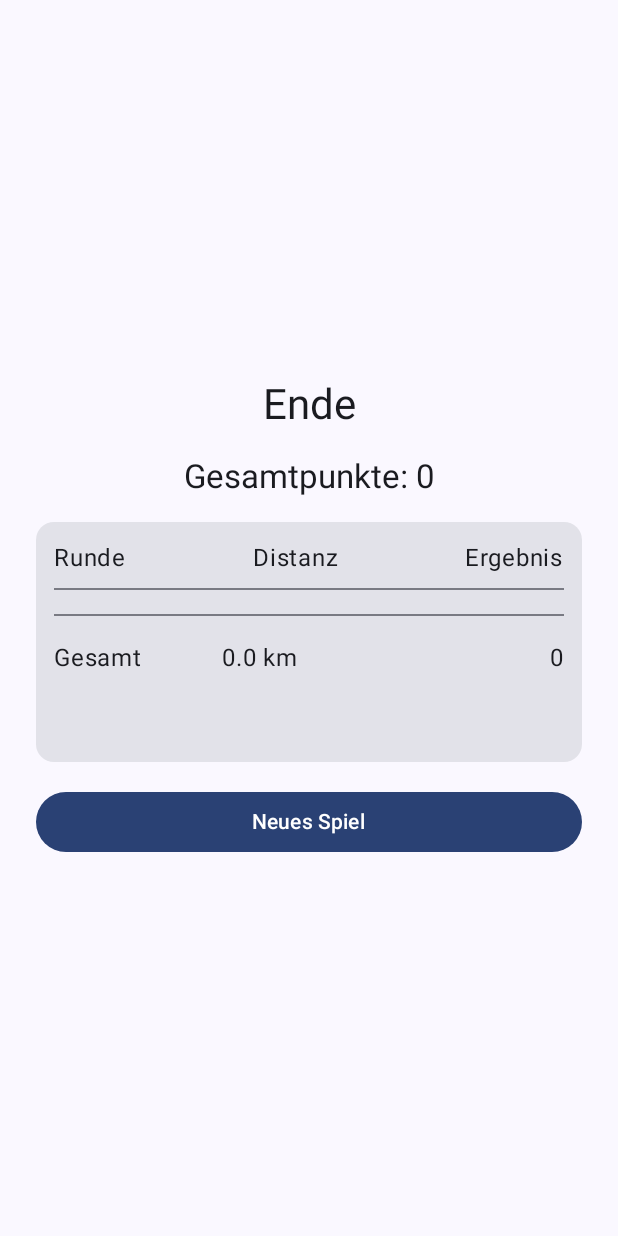
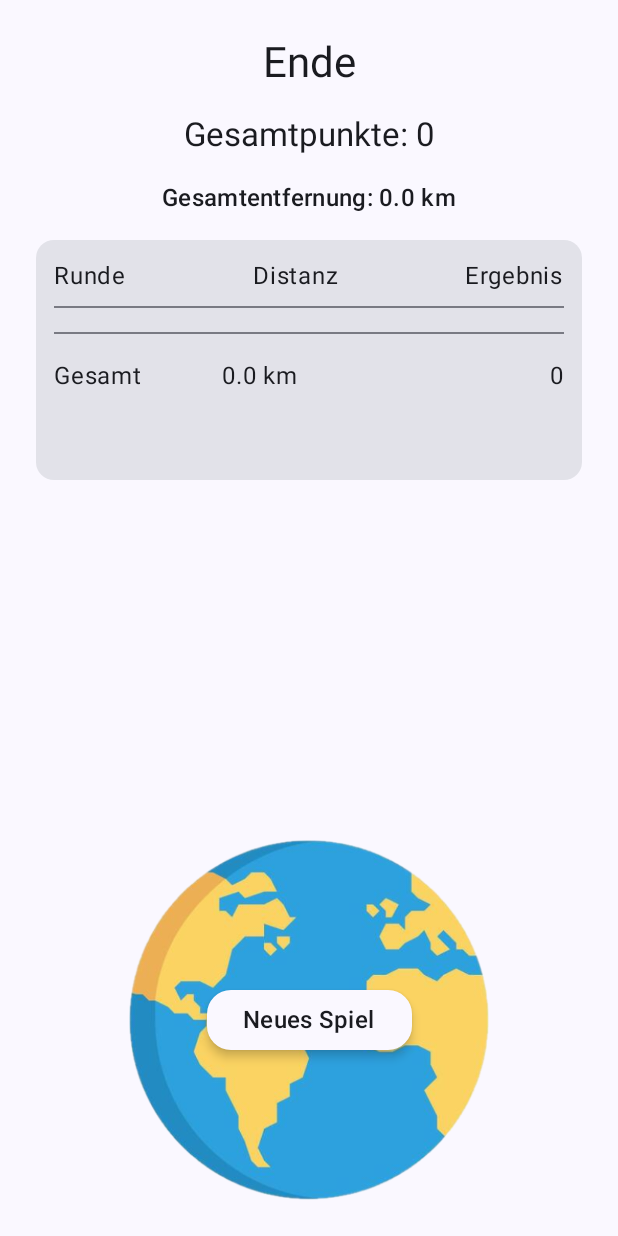
Before and after one commit to limploui/GeoGuessr, an Android app built with Jetpack Compose: the EndScreen screen opened through its navigation route, on a phone screen of 412 x 824 dp. Run offline under Robolectric (Android 15) with nearby library versions, the phone set to English and light mode, and no system bars; our stand-ins replace livedata-compose.

Commit message:
UI Enscreen, Setup und Start

```diff
--- a/app/src/main/java/com/example/geoguessr/ui/screens/EndScreen.kt
+++ b/app/src/main/java/com/example/geoguessr/ui/screens/EndScreen.kt
@@ -10,6 +10,14 @@ import androidx.compose.ui.Alignment
 import androidx.compose.ui.Modifier
 import androidx.compose.ui.unit.dp
 import com.example.geoguessr.game.RoundResult
+import androidx.compose.foundation.Image
+import androidx.compose.foundation.rememberScrollState
+import androidx.compose.foundation.shape.RoundedCornerShape
+import androidx.compose.foundation.verticalScroll
+import androidx.compose.ui.layout.ContentScale
+import androidx.compose.ui.res.painterResource
+import com.example.geoguessr.R
+
 
 @Composable
 fun EndScreen(
@@ -18,21 +26,44 @@ fun EndScreen(
     results: List<RoundResult>,
     onNewGame: () -> Unit
 ) {
+    // gleiche Bottom-Bild-Logik wie im SetupScreen
+    val IMAGE_WIDTH_FRACTION = 0.7f
+    val ASPECT_RATIO = 1.6f
+    val MIN_IMAGE_HEIGHT = 240.dp
+    val MAX_IMAGE_HEIGHT = 360.dp
+
+    BoxWithConstraints(
+        modifier = Modifier
+            .fillMaxSize()
+            .padding(24.dp)
+    ) {
+        val desiredWidth = maxWidth * IMAGE_WIDTH_FRACTION
+        val desiredHeight = desiredWidth / ASPECT_RATIO
+        val bottomHeight = desiredHeight.coerceIn(MIN_IMAGE_HEIGHT, MAX_IMAGE_HEIGHT)
+
+        // OBERER BEREICH: Inhalt + scrollbare Ergebnisliste
         Column(
             modifier = Modifier
                 .fillMaxSize()
-            .padding(24.dp),
-        verticalArrangement = Arrangement.spacedBy(16.dp, Alignment.CenterVertically),
+                .padding(bottom = bottomHeight) // Platz für die fixierte Bildbox unten
+                .verticalScroll(rememberScrollState()),
+            verticalArrangement = Arrangement.spacedBy(16.dp, Alignment.Top),
             horizontalAlignment = Alignment.CenterHorizontally
         ) {
             Text("Ende", style = MaterialTheme.typography.headlineMedium)
             Text("Gesamtpunkte: $totalPoints", style = MaterialTheme.typography.titleLarge)
 
-        // ⇩ Scrollbares Fenster
+            // Optional: kurze Zusammenfassung oben
+            Text(
+                "Gesamtentfernung: ${"%.1f".format(totalDistanceKm)} km",
+                style = MaterialTheme.typography.titleMedium
+            )
+
+            // Scrollbare Ergebnisliste in Card
             Card(
                 modifier = Modifier
                     .fillMaxWidth()
-                .heightIn(min = 160.dp, max = 320.dp) // begrenzte Höhe, scrollbar
+                    .heightIn(min = 160.dp, max = 320.dp)
             ) {
                 Column(
                     modifier = Modifier
@@ -42,7 +73,10 @@ fun EndScreen(
                     verticalArrangement = Arrangement.spacedBy(8.dp)
                 ) {
                     // Kopfzeile
-                Row(Modifier.fillMaxWidth(), horizontalArrangement = Arrangement.SpaceBetween) {
+                    Row(
+                        Modifier.fillMaxWidth(),
+                        horizontalArrangement = Arrangement.SpaceBetween
+                    ) {
                         Text("Runde")
                         Text("Distanz")
                         Text("Ergebnis")
@@ -51,7 +85,10 @@ fun EndScreen(
 
                     // Einzelne Runden
                     results.forEachIndexed { idx, r ->
-                    Row(Modifier.fillMaxWidth(), horizontalArrangement = Arrangement.SpaceBetween) {
+                        Row(
+                            Modifier.fillMaxWidth(),
+                            horizontalArrangement = Arrangement.SpaceBetween
+                        ) {
                             Text("${idx + 1}")
                             Text("${"%.1f".format(r.distanceKm)} km")
                             Text("${r.points}")
@@ -74,9 +111,46 @@ fun EndScreen(
                     }
                 }
             }
+            // hier KEIN regulärer Button – der sitzt unten auf der Weltkarte
+            Spacer(Modifier.height(8.dp))
+        }
 
-        Button(onClick = onNewGame, modifier = Modifier.fillMaxWidth()) {
-            Text("Neues Spiel")
+        // UNTERER BEREICH: Weltkarte fix, Button zentriert darauf
+        Box(
+            modifier = Modifier
+                .align(Alignment.BottomCenter)
+                .fillMaxWidth()
+                .height(bottomHeight),
+            contentAlignment = Alignment.Center
+        ) {
+            Box(
+                modifier = Modifier
+                    .fillMaxWidth(IMAGE_WIDTH_FRACTION)
+                    .fillMaxHeight(),
+                contentAlignment = Alignment.Center
+            ) {
+                Image(
+                    painter = painterResource(R.drawable.welt),
+                    contentDescription = "Weltkarte",
+                    contentScale = ContentScale.Fit,
+                    modifier = Modifier.fillMaxSize()
+                )
+
+                ElevatedButton(
+                    onClick = onNewGame,
+                    shape = RoundedCornerShape(16.dp),
+                    colors = ButtonDefaults.elevatedButtonColors(
+                        containerColor = MaterialTheme.colorScheme.surface,
+                        contentColor = MaterialTheme.colorScheme.onSurface
+                    ),
+                    elevation = ButtonDefaults.buttonElevation(
+                        defaultElevation = 4.dp,
+                        pressedElevation = 8.dp
+                    )
+                ) {
+                    Text("Neues Spiel", style = MaterialTheme.typography.titleMedium)
                 }
             }
         }
+    }
+}
--- a/app/src/main/java/com/example/geoguessr/ui/screens/StartScreen.kt
+++ b/app/src/main/java/com/example/geoguessr/ui/screens/StartScreen.kt
@@ -14,11 +14,13 @@ import androidx.compose.ui.unit.dp
 import com.example.geoguessr.R
 
 @Composable
-
 fun StartScreen(
     onChooseNormal: () -> Unit,
     onChooseHint: () -> Unit,
 ) {
+    // Wie viel höher das Bild sitzen soll (anpassbar)
+    val bottomOffset = 8.dp   // z.B. 24dp; bei Bedarf 16–32dp testen
+
     Column(
         modifier = Modifier
             .fillMaxSize()
@@ -36,12 +38,17 @@ fun StartScreen(
         Spacer(Modifier.height(16.dp))
         ModeCard("Hinweis Spiel", onChooseHint)
 
-        Spacer(Modifier.height(32.dp)) // Abstand nach unten
+        // Schiebt das Bild nach unten
+        Spacer(Modifier.weight(1f))
+
         Image(
             painter = painterResource(R.drawable.welt),
             contentDescription = "welt.png",
             modifier = Modifier.fillMaxWidth(0.7f)
         )
+
+        // NEU: kleiner Spacer unter dem Bild → Bild sitzt etwas höher
+        Spacer(Modifier.height(bottomOffset))
     }
 }
 
```
Also changed, not shown: app/src/main/java/com/example/geoguessr/ui/screens/SetupScreen.kt (+49 -21 lines). Lines whose indentation alone changed are shown as unchanged.
